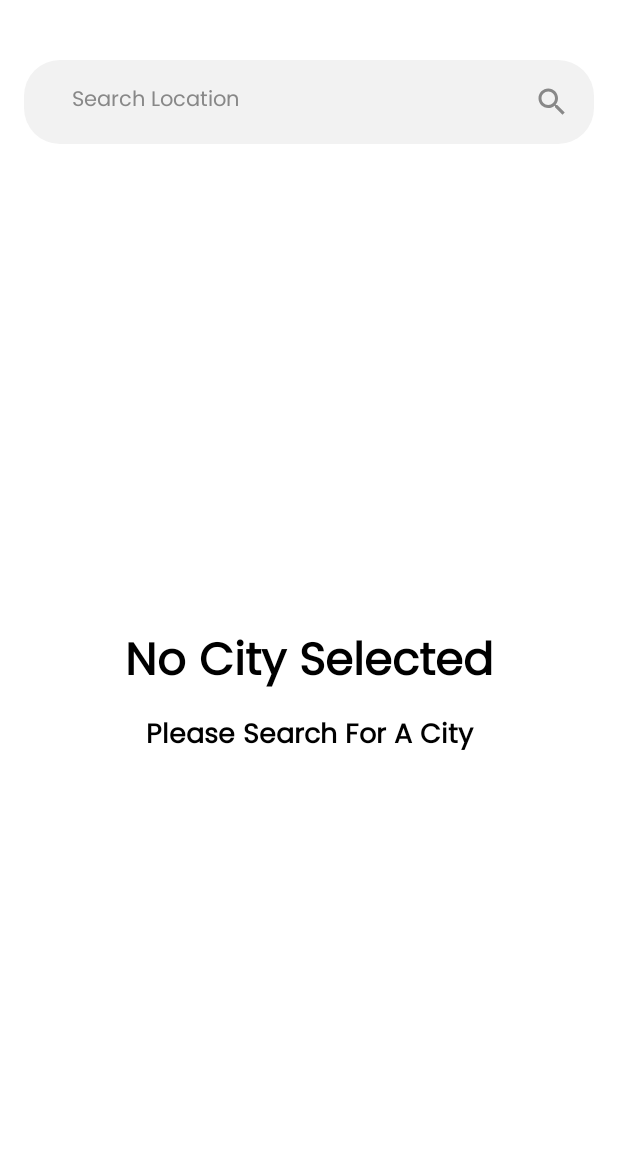
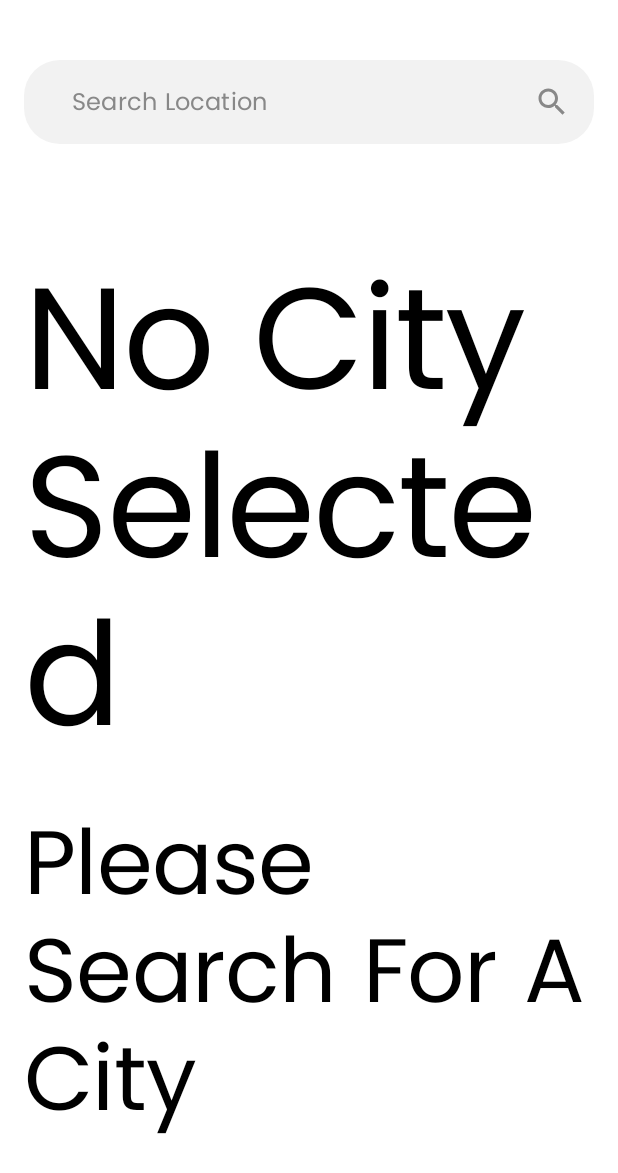
Before and after one commit to abhishekdubey331/Weatherly, an Android app built with Jetpack Compose: the screen it shows after launch (MainActivity), on a phone screen of 412 x 824 dp. Shown: the top 1173 px of the screen. Run offline under Robolectric (Android 15) with nearby library versions, the phone set to English and light mode, and no system bars; our stand-ins replace Dagger/Hilt's generated code; libraries missing offline, so code that uses them is left out: com.jakewharton.retrofit2.

Commit message:
Minor code optimizations and refactoring

```diff
--- a/app/src/main/java/com/weatherly/app/ui/theme/Theme.kt
+++ b/app/src/main/java/com/weatherly/app/ui/theme/Theme.kt
@@ -5,13 +5,11 @@ import androidx.compose.material.Typography
 import androidx.compose.material.lightColors
 import androidx.compose.runtime.Composable
 import androidx.compose.ui.graphics.Color
-import androidx.compose.ui.text.TextStyle
 import androidx.compose.ui.text.font.Font
 import androidx.compose.ui.text.font.FontFamily
 import androidx.compose.ui.text.font.FontWeight
 import androidx.compose.ui.unit.Dp
 import androidx.compose.ui.unit.dp
-import androidx.compose.ui.unit.sp
 import com.weatherly.app.R
 
 object AppTheme {
@@ -30,6 +28,7 @@ object AppTheme {
         val xl: Dp = 32.dp,
         val xxl: Dp = 48.dp
     )
+
     object IconSize {
         val weatherIconSize = 120.dp
     }
@@ -54,18 +53,11 @@ private val LightColors = lightColors(
     onSurface = Color.Black
 )
 
-val AppTypography = Typography(
-    defaultFontFamily = AppTheme.fontFamily,
-    h1 = TextStyle(fontWeight = FontWeight.Bold, fontSize = 30.sp),
-    h2 = TextStyle(fontWeight = FontWeight.Bold, fontSize = 18.sp),
-    body1 = TextStyle(fontWeight = FontWeight.Normal, fontSize = 16.sp),
-    subtitle1 = TextStyle(fontWeight = FontWeight.Medium, fontSize = 14.sp),
-    caption = TextStyle(fontWeight = FontWeight.Light, fontSize = 12.sp)
-)
-
 @Composable
 fun AppTheme(content: @Composable () -> Unit) {
     MaterialTheme(
-        colors = LightColors, typography = AppTypography, content = content
+        colors = LightColors, typography = Typography(
+            defaultFontFamily = AppTheme.fontFamily
+        ), content = content
     )
 }
--- a/app/src/main/java/com/weatherly/app/ui/weather/components/CitySearchBar.kt
+++ b/app/src/main/java/com/weatherly/app/ui/weather/components/CitySearchBar.kt
@@ -9,7 +9,6 @@ import androidx.compose.foundation.layout.padding
 import androidx.compose.foundation.layout.width
 import androidx.compose.foundation.shape.RoundedCornerShape
 import androidx.compose.material.Icon
-import androidx.compose.material.IconButton
 import androidx.compose.material.Text
 import androidx.compose.material.TextField
 import androidx.compose.material.TextFieldDefaults
--- a/app/src/main/res/values/strings.xml
+++ b/app/src/main/res/values/strings.xml
@@ -3,4 +3,9 @@
     <string name="no_city_selected">No City Selected</string>
     <string name="please_search_for_a_city">Please Search For A City</string>
     <string name="search_location">Search Location</string>
+    <string name="humidity_label">Humidity</string>
+    <string name="uv_label">UV</string>
+    <string name="feels_like_label">Feels Like</string>
+    <string name="percentage_format">%s%%</string>
+    <string name="temperature_format">%s°</string>
 </resources>
--- a/core/build.gradle.kts
+++ b/core/build.gradle.kts
@@ -1,6 +1,6 @@
+import org.jlleitschuh.gradle.ktlint.reporter.ReporterType
 import java.io.FileInputStream
 import java.util.Properties
-import org.jlleitschuh.gradle.ktlint.reporter.ReporterType
 
 plugins {
     id("com.android.library")
--- a/core/src/main/java/com/weatherly/core/di/NetworkModule.kt
+++ b/core/src/main/java/com/weatherly/core/di/NetworkModule.kt
@@ -9,7 +9,6 @@ import dagger.Module
 import dagger.Provides
 import dagger.hilt.InstallIn
 import dagger.hilt.components.SingletonComponent
-import javax.inject.Singleton
 import kotlinx.serialization.ExperimentalSerializationApi
 import kotlinx.serialization.json.Json
 import okhttp3.MediaType.Companion.toMediaType
@@ -17,6 +16,7 @@ import okhttp3.OkHttpClient
 import okhttp3.logging.HttpLoggingInterceptor
 import retrofit2.Converter
 import retrofit2.Retrofit
+import javax.inject.Singleton
 
 @Module
 @InstallIn(SingletonComponent::class)
--- a/core/src/main/java/com/weatherly/core/utils/ApiErrorHandler.kt
+++ b/core/src/main/java/com/weatherly/core/utils/ApiErrorHandler.kt
@@ -1,10 +1,10 @@
 package com.weatherly.core.utils
 
 import com.weatherly.core.R
+import org.json.JSONObject
+import retrofit2.HttpException
 import java.io.IOException
 import javax.inject.Inject
-import org.json.JSONObject
-import retrofit2.HttpException
 
 data class ErrorMessageResult(
     val message: String?, // Custom error message, if available
--- a/data/src/main/java/com/weatherly/data/local/WeatherLocalDataSource.kt
+++ b/data/src/main/java/com/weatherly/data/local/WeatherLocalDataSource.kt
@@ -5,12 +5,12 @@ import androidx.datastore.preferences.core.edit
 import androidx.datastore.preferences.core.stringPreferencesKey
 import androidx.datastore.preferences.preferencesDataStore
 import com.weatherly.domain.model.WeatherInfo
-import javax.inject.Inject
 import kotlinx.coroutines.flow.first
 import kotlinx.coroutines.flow.map
 import kotlinx.serialization.decodeFromString
 import kotlinx.serialization.encodeToString
 import kotlinx.serialization.json.Json
+import javax.inject.Inject
 
 class WeatherLocalDataSource @Inject constructor(
     private val context: Context
```
Also changed, not shown: app/src/main/java/com/weatherly/app/ui/weather/components/LocalWeatherInfoCard.kt (+17 -7 lines), app/src/main/java/com/weatherly/app/ui/weather/components/WeatherCard.kt (+2 -5 lines), 2 other files.
